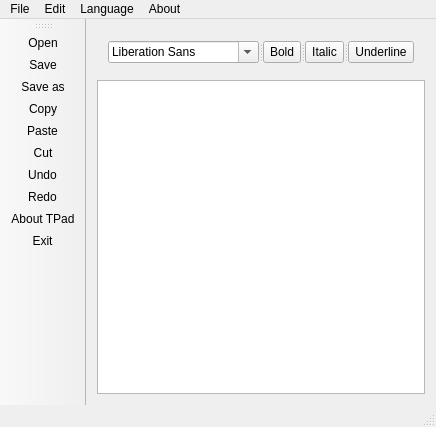
ZeroDot1/Clevit, file src/mainwindow.ui: the form before one commit.
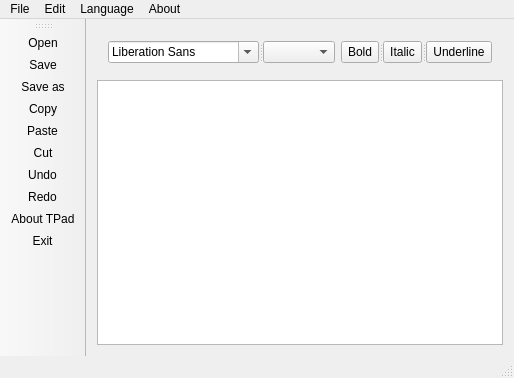
The form after the commit. Icons and pictures are not drawn.

Commit message: * Added a Font size box * Improved font switching * Added translation.cpp for better organization

What changed in the file:
```diff
--- a/src/mainwindow.ui
+++ b/src/mainwindow.ui
@@ -6,8 +6,8 @@
    <rect>
     <x>0</x>
     <y>0</y>
-    <width>431</width>
-    <height>427</height>
+    <width>416</width>
+    <height>378</height>
    </rect>
   </property>
   <property name="windowTitle">
@@ -29,7 +29,7 @@
       </property>
       <layout class="QHBoxLayout" name="horizontalLayout">
        <item>
-        <widget class="QSplitter" name="splitter">
+        <widget class="QSplitter" name="splitter_2">
          <property name="orientation">
           <enum>Qt::Horizontal</enum>
          </property>
@@ -44,6 +44,21 @@
            <string>Font</string>
           </property>
          </widget>
+         <widget class="QComboBox" name="fontSizeBox">
+          <property name="maximumSize">
+           <size>
+            <width>99</width>
+            <height>23</height>
+           </size>
+          </property>
+         </widget>
+        </widget>
+       </item>
+       <item>
+        <widget class="QSplitter" name="splitter">
+         <property name="orientation">
+          <enum>Qt::Horizontal</enum>
+         </property>
          <widget class="QToolButton" name="boldBtn">
           <property name="toolTip">
            <string>Bold</string>
@@ -107,7 +122,7 @@
     <rect>
      <x>0</x>
      <y>0</y>
-     <width>431</width>
+     <width>416</width>
      <height>20</height>
     </rect>
    </property>
```
Left out of the diff: 7 changed lines with no effect on the pictures. The commit also changes 5 other files.
